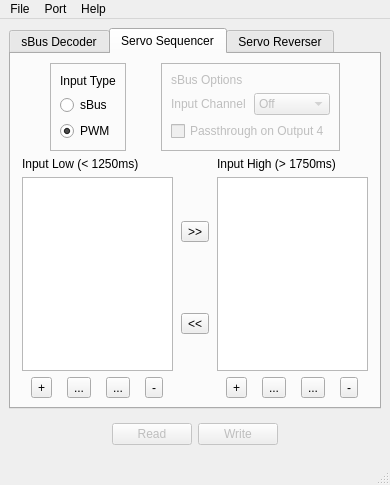
The window that Software/SBusDecoderClient/mainwindow.ui (bemcgarvey/SBus-Decoder) describes before a commit, drawn with Qt 5.
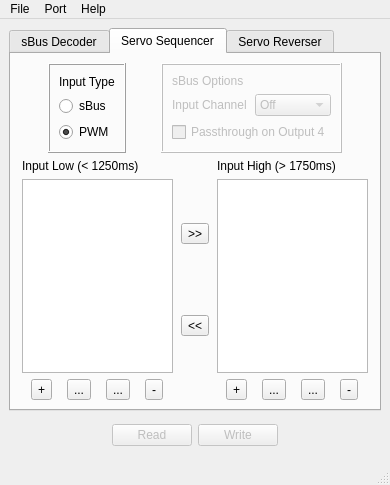
The same window after the commit. The open tabs and pages were chosen to show the change. Icons and pictures are not drawn.

Patch:
```diff
--- a/Software/SBusDecoderClient/mainwindow.ui
+++ b/Software/SBusDecoderClient/mainwindow.ui
@@ -974,11 +974,14 @@
           <item>
            <widget class="QFrame" name="frame_3">
             <property name="frameShape">
-             <enum>QFrame::StyledPanel</enum>
+             <enum>QFrame::Box</enum>
             </property>
             <property name="frameShadow">
              <enum>QFrame::Raised</enum>
             </property>
+            <property name="lineWidth">
+             <number>1</number>
+            </property>
             <layout class="QVBoxLayout" name="verticalLayout_11">
              <item>
               <widget class="QLabel" name="label_19">
@@ -1026,7 +1029,7 @@
              <bool>false</bool>
             </property>
             <property name="frameShape">
-             <enum>QFrame::StyledPanel</enum>
+             <enum>QFrame::Box</enum>
             </property>
             <property name="frameShadow">
              <enum>QFrame::Raised</enum>
```
